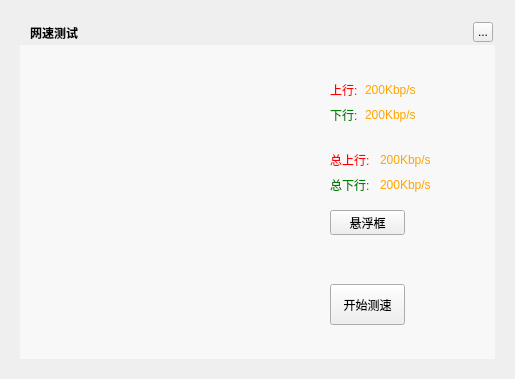
First picture: the form in TTKCore/musicUi/musicToolsetswidget/musicnetworktestwidget.ui, repository Greedysky/TTKMusicPlayer, before the edit.
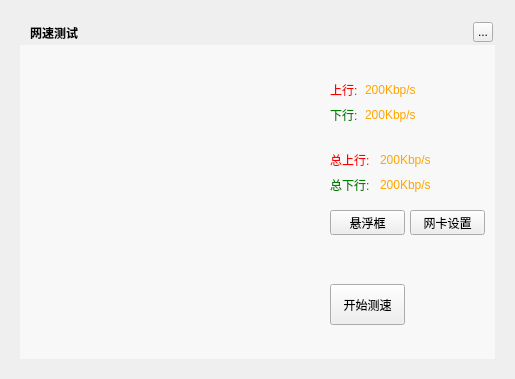
Second picture: the form after the edit. Custom widgets are drawn as their Qt base class.

Commit message: add suspens widget and optimized netwotk test[954786]

Patch:
```diff
--- a/TTKCore/musicUi/musicToolsetswidget/musicnetworktestwidget.ui
+++ b/TTKCore/musicUi/musicToolsetswidget/musicnetworktestwidget.ui
@@ -245,6 +245,19 @@
     <string>总下行:</string>
    </property>
   </widget>
+  <widget class="QPushButton" name="settingButton">
+   <property name="geometry">
+    <rect>
+     <x>410</x>
+     <y>210</y>
+     <width>75</width>
+     <height>25</height>
+    </rect>
+   </property>
+   <property name="text">
+    <string>网卡设置</string>
+   </property>
+  </widget>
   <zorder>background</zorder>
   <zorder>backgroundMask</zorder>
   <zorder>topTitleName</zorder>
@@ -261,6 +274,7 @@
   <zorder>uploadAllSpeedLabel</zorder>
   <zorder>downloadAllSpeedLabel</zorder>
   <zorder>downloadAllSpeedValue</zorder>
+  <zorder>settingButton</zorder>
  </widget>
  <customwidgets>
   <customwidget>
```
The commit also changes 7 other files.
